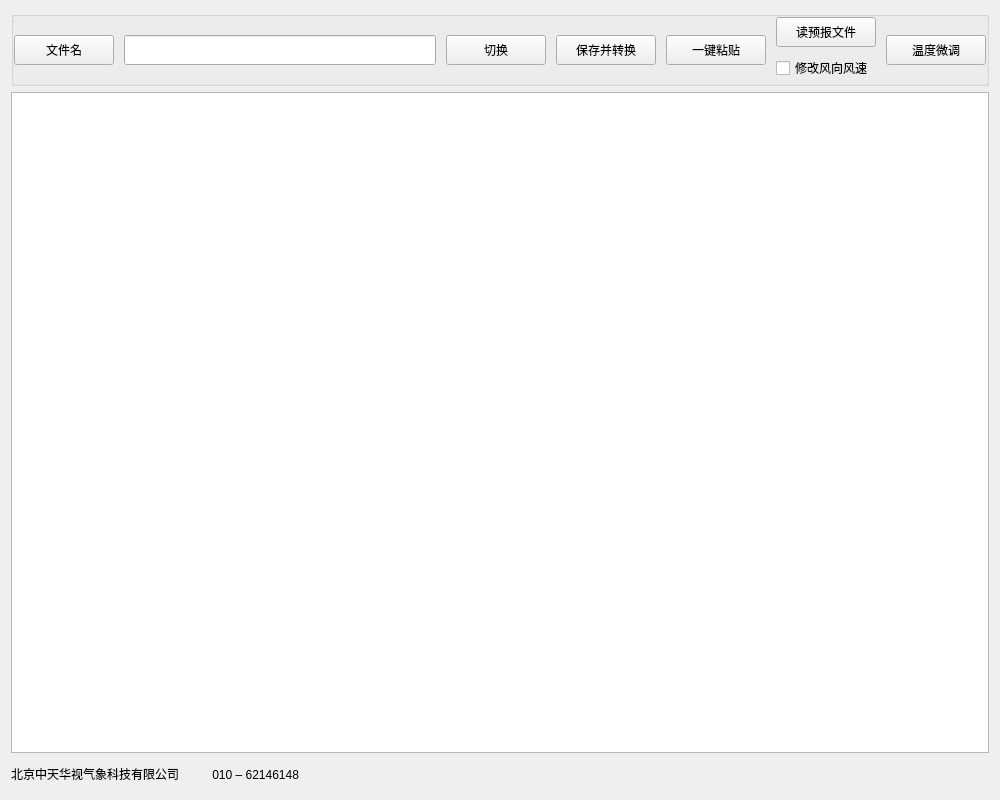
Old version of the form auto/auto/AutoMainWnd.ui in the repository sc-bai/auto.
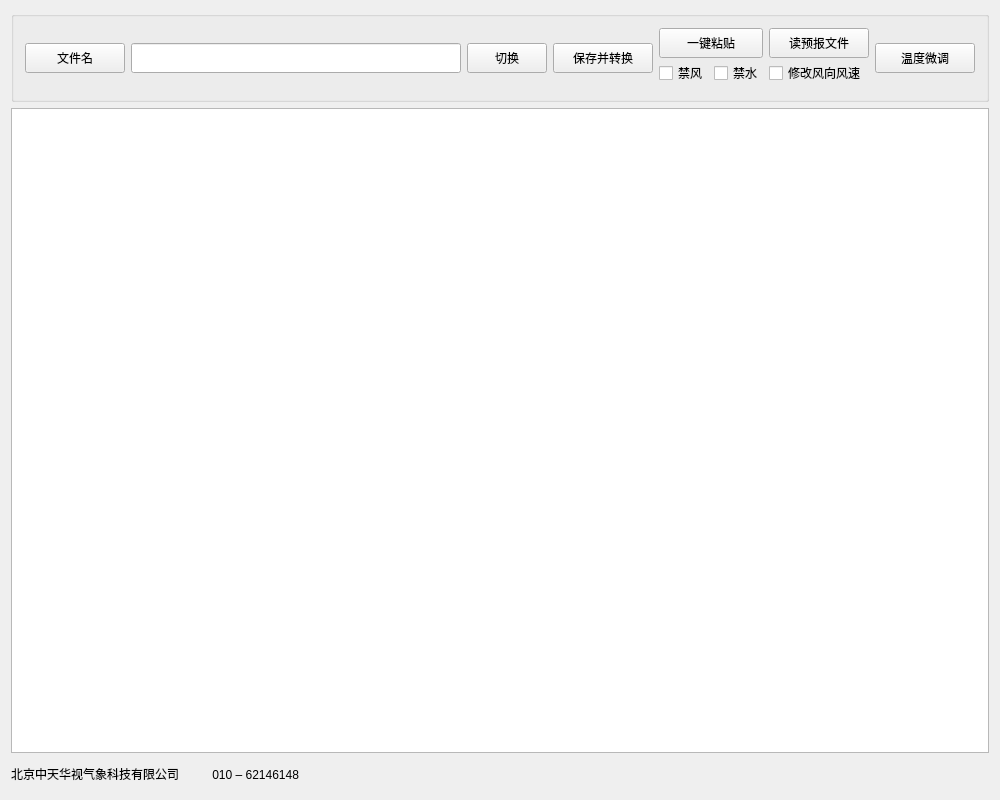
New version of the form.

What changed in the file:
```diff
--- a/auto/auto/AutoMainWnd.ui
+++ b/auto/auto/AutoMainWnd.ui
@@ -20,21 +20,9 @@
       <property name="title">
        <string/>
       </property>
-      <layout class="QHBoxLayout" name="horizontalLayout">
+      <layout class="QHBoxLayout" name="horizontalLayout_3">
        <property name="spacing">
-        <number>10</number>
-       </property>
-       <property name="leftMargin">
-        <number>0</number>
-       </property>
-       <property name="topMargin">
-        <number>0</number>
-       </property>
-       <property name="rightMargin">
-        <number>0</number>
-       </property>
-       <property name="bottomMargin">
-        <number>0</number>
+        <number>6</number>
        </property>
        <item>
         <widget class="QPushButton" name="btn_open">
@@ -63,7 +51,7 @@
         <widget class="QPushButton" name="btn_change">
          <property name="minimumSize">
           <size>
-           <width>100</width>
+           <width>60</width>
            <height>30</height>
           </size>
          </property>
@@ -86,6 +74,11 @@
         </widget>
        </item>
        <item>
+        <layout class="QVBoxLayout" name="verticalLayout_3">
+         <property name="spacing">
+          <number>0</number>
+         </property>
+         <item>
         <widget class="QPushButton" name="btn_copy">
          <property name="minimumSize">
           <size>
@@ -99,7 +92,42 @@
         </widget>
        </item>
        <item>
+          <layout class="QHBoxLayout" name="horizontalLayout">
+           <item>
+            <widget class="QCheckBox" name="checkBox_wind">
+             <property name="minimumSize">
+              <size>
+               <width>0</width>
+               <height>30</height>
+              </size>
+             </property>
+             <property name="text">
+              <string>禁风</string>
+             </property>
+            </widget>
+           </item>
+           <item>
+            <widget class="QCheckBox" name="checkBox_water">
+             <property name="minimumSize">
+              <size>
+               <width>0</width>
+               <height>30</height>
+              </size>
+             </property>
+             <property name="text">
+              <string>禁水</string>
+             </property>
+            </widget>
+           </item>
+          </layout>
+         </item>
+        </layout>
+       </item>
+       <item>
         <layout class="QVBoxLayout" name="verticalLayout">
+         <property name="spacing">
+          <number>0</number>
+         </property>
          <item>
           <widget class="QPushButton" name="btn_read">
            <property name="minimumSize">
```
Lines whose indentation alone changed are shown as unchanged.
